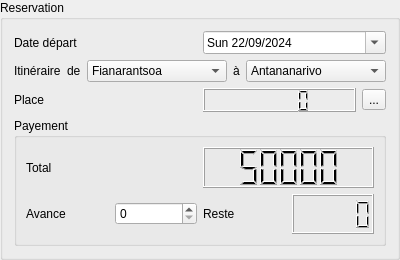
First picture: the form in src/views/Booking/BookingView.ui, repository DinaTolotra/QReservation, before the edit.
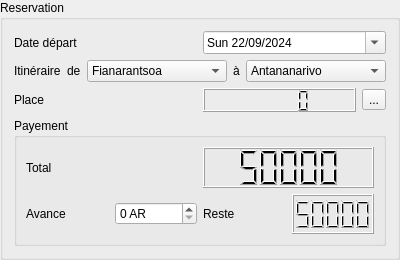
Second picture: the form after the edit.

Commit message: Booking models add to DB

```diff
--- a/src/views/Booking/BookingView.ui
+++ b/src/views/Booking/BookingView.ui
@@ -199,7 +199,23 @@
            </widget>
           </item>
           <item>
-           <widget class="QSpinBox" name="avanceIn"/>
+           <widget class="QSpinBox" name="avanceIn">
+            <property name="suffix">
+             <string> AR</string>
+            </property>
+            <property name="prefix">
+             <string/>
+            </property>
+            <property name="maximum">
+             <number>50000</number>
+            </property>
+            <property name="singleStep">
+             <number>1000</number>
+            </property>
+            <property name="stepType">
+             <enum>QAbstractSpinBox::StepType::DefaultStepType</enum>
+            </property>
+           </widget>
           </item>
          </layout>
         </item>
@@ -220,6 +236,9 @@
               <height>24</height>
              </size>
             </property>
+            <property name="intValue" stdset="0">
+             <number>50000</number>
+            </property>
            </widget>
           </item>
          </layout>
```
The commit also changes 6 other files.
